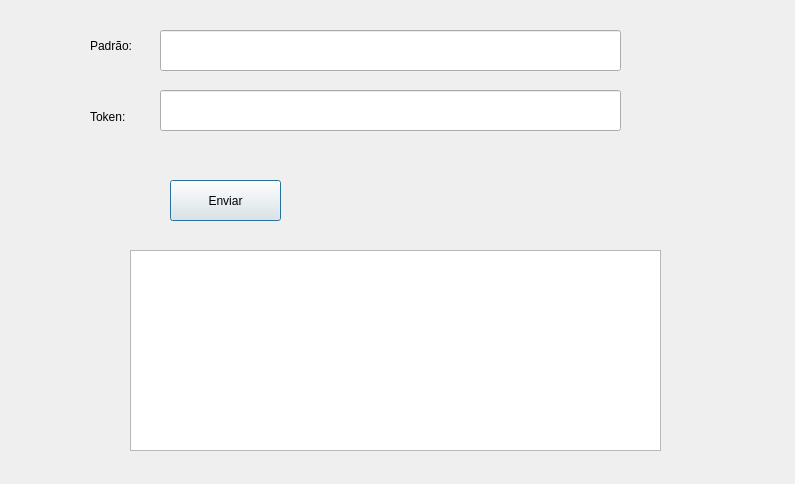
First picture: the form in 04-Analisador-Lexico/secdialog.ui, repository FeBarbosa/Compiladores, before the edit.
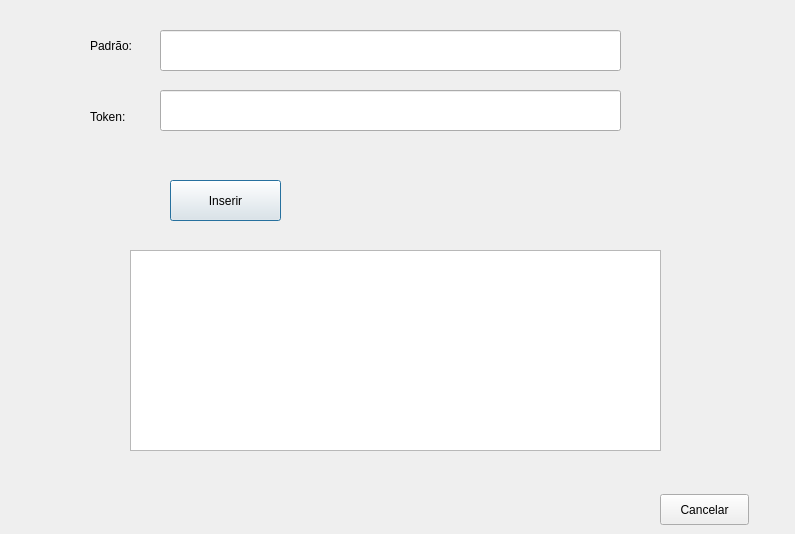
Second picture: the form after the edit.

Commit message: Editando a GUI do Analisador Lexico

The edit to the form file:
```diff
--- a/04-Analisador-Lexico/secdialog.ui
+++ b/04-Analisador-Lexico/secdialog.ui
@@ -7,7 +7,7 @@
     <x>0</x>
     <y>0</y>
     <width>795</width>
-    <height>484</height>
+    <height>534</height>
    </rect>
   </property>
   <property name="windowTitle">
@@ -69,7 +69,7 @@
     </rect>
    </property>
    <property name="text">
-    <string>Enviar</string>
+    <string>Inserir</string>
    </property>
   </widget>
   <widget class="QTableWidget" name="tableWidget">
@@ -82,6 +82,19 @@
     </rect>
    </property>
   </widget>
+  <widget class="QPushButton" name="Cancelar">
+   <property name="geometry">
+    <rect>
+     <x>660</x>
+     <y>494</y>
+     <width>89</width>
+     <height>31</height>
+    </rect>
+   </property>
+   <property name="text">
+    <string>Cancelar</string>
+   </property>
+  </widget>
  </widget>
  <resources/>
  <connections/>
```
Left out of the diff: 19 changed lines with no effect on the pictures. The commit also changes 7 other files.
